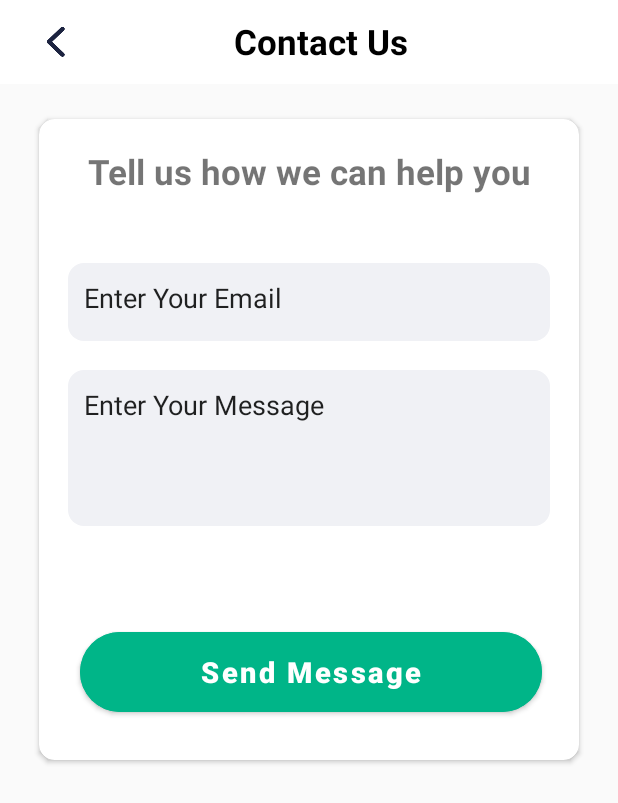
After one commit to khaledHussainSk/Donation, an Android app: the ContentUsActivity screen opened directly, with no data from a screen before it, on a phone screen of 412 x 824 dp. The commit adds this screen. Shown: the top 803 px of the screen. Run offline under Robolectric (Android 15) with nearby library versions, the light colour scheme and no system bars; our stand-ins replace sdp/ssp sizes.

Commit message:
Contact Us

```diff
--- a/app/src/main/AndroidManifest.xml
+++ b/app/src/main/AndroidManifest.xml
@@ -10,22 +10,23 @@
         android:supportsRtl="true"
         android:theme="@style/Theme.Donation">
         <activity
+            android:name=".ContentUsActivity"
+            android:exported="false" />
+        <activity
             android:name=".AppReviewActivity"
             android:exported="false" />
         <activity
             android:name=".ProfileDetailsActivity"
-            android:exported="false" />
-<!--        <activity-->
-<!--            android:name=".OtherProfileActivity"-->
-<!--            android:exported="false"-->
-<!--            android:theme="@style/FullScreen" />-->
+            android:exported="false" /> <!-- <activity -->
+        <!-- android:name=".OtherProfileActivity" -->
+        <!-- android:exported="false" -->
+        <!-- android:theme="@style/FullScreen" /> -->
         <activity
             android:name=".AddPhotoActivity"
-            android:exported="false" />
-<!--        <activity-->
-<!--            android:name=".FavoriteActivity"-->
-<!--            android:exported="false"-->
-<!--            android:theme="@style/FullScreen" />-->
+            android:exported="false" /> <!-- <activity -->
+        <!-- android:name=".FavoriteActivity" -->
+        <!-- android:exported="false" -->
+        <!-- android:theme="@style/FullScreen" /> -->
         <activity
             android:name=".ChangePasswordActivity"
             android:exported="false"
--- /dev/null
+++ b/app/src/main/java/com/khaled/donation/ContentUsActivity.java
@@ -0,0 +1,14 @@
+package com.khaled.donation;
+
+import androidx.appcompat.app.AppCompatActivity;
+
+import android.os.Bundle;
+
+public class ContentUsActivity extends AppCompatActivity {
+
+    @Override
+    protected void onCreate(Bundle savedInstanceState) {
+        super.onCreate(savedInstanceState);
+        setContentView(R.layout.activity_content_us);
+    }
+}
--- a/app/src/main/res/layout/activity_app_review.xml
+++ b/app/src/main/res/layout/activity_app_review.xml
@@ -78,6 +78,8 @@
                 android:layout_marginTop="@dimen/_5sdp"
                 android:layout_marginStart="@dimen/_21sdp"
                 android:layout_marginEnd="@dimen/_19sdp"
+                android:gravity="center"
+                android:backgroundTint="#00B588"
                 android:layout_marginBottom="@dimen/_20sdp"
                 app:cornerRadius="@dimen/_25sdp"
                 android:textColor="@color/white"
--- /dev/null
+++ b/app/src/main/res/layout/activity_content_us.xml
@@ -0,0 +1,139 @@
+<?xml version="1.0" encoding="utf-8"?>
+<RelativeLayout xmlns:android="http://schemas.android.com/apk/res/android"
+    xmlns:app="http://schemas.android.com/apk/res-auto"
+    xmlns:tools="http://schemas.android.com/tools"
+    android:layout_width="match_parent"
+    android:layout_height="match_parent"
+    tools:context=".ContentUsActivity">
+
+    <com.google.android.material.appbar.CollapsingToolbarLayout
+        android:id="@+id/appbar"
+        android:layout_width="match_parent"
+        android:layout_height="wrap_content"
+        android:background="@color/white"
+        app:contentScrim="?attr/colorPrimary"
+        app:toolbarId="@+id/toolbar">
+
+
+        <androidx.appcompat.widget.Toolbar
+            android:id="@+id/toolbar"
+            android:layout_width="match_parent"
+            android:layout_height="?attr/actionBarSize"
+            android:theme="@style/ThemeOverlay.MaterialComponents.Toolbar.Primary">
+
+            <RelativeLayout
+                android:layout_width="match_parent"
+                android:layout_height="match_parent">
+
+                <TextView
+                    android:layout_width="wrap_content"
+                    android:layout_height="wrap_content"
+                    android:layout_centerInParent="true"
+                    android:gravity="center"
+                    android:text="Contact Us"
+                    android:textColor="@color/black"
+                    android:textSize="@dimen/_18ssp"
+                    android:textStyle="bold" />
+
+                <ImageView
+                    android:layout_width="wrap_content"
+                    android:layout_height="wrap_content"
+                    android:layout_alignParentLeft="true"
+                    android:layout_centerVertical="true"
+                    android:layout_marginLeft="@dimen/_12sdp"
+                    android:src="@drawable/icon_ionic_ios_arrow_back" />
+            </RelativeLayout>
+
+        </androidx.appcompat.widget.Toolbar>
+
+
+    </com.google.android.material.appbar.CollapsingToolbarLayout>
+
+
+    <androidx.cardview.widget.CardView
+        android:layout_width="match_parent"
+        android:layout_height="wrap_content"
+        android:layout_below="@+id/appbar"
+        android:layout_marginStart="@dimen/_20sdp"
+        android:layout_marginTop="@dimen/_18sdp"
+        android:layout_marginEnd="@dimen/_20sdp"
+        android:layout_marginBottom="@dimen/_32sdp"
+        android:background="@color/white"
+        app:cardCornerRadius="@dimen/_8sdp">
+
+        <LinearLayout
+            android:layout_width="match_parent"
+            android:layout_height="match_parent"
+            android:orientation="vertical">
+
+            <TextView
+                android:id="@+id/textView5"
+                android:layout_width="match_parent"
+                android:layout_height="wrap_content"
+                android:textSize="@dimen/_18ssp"
+                android:layout_marginTop="@dimen/_15sdp"
+                android:layout_marginStart="@dimen/_3sdp"
+                android:layout_marginEnd="@dimen/_3sdp"
+                android:textStyle="bold"
+                android:gravity="center"
+                android:text="@string/contact_us_help" />
+
+
+            <EditText
+                android:id="@+id/editTextTextPersonName2"
+                android:layout_width="match_parent"
+                android:layout_height="@dimen/_40sdp"
+                android:layout_marginStart="@dimen/_15sdp"
+                android:layout_marginTop="@dimen/_35sdp"
+                android:layout_marginEnd="@dimen/_15sdp"
+                android:background="@drawable/shape_note"
+                android:backgroundTint="#F0F1F5"
+                android:gravity="top"
+                android:inputType="textPersonName"
+                android:padding="@dimen/_8sdp"
+                android:text="@string/contact_us_enter_your_email"
+                app:layout_constraintEnd_toEndOf="parent"
+                app:layout_constraintStart_toStartOf="parent"
+                app:layout_constraintTop_toBottomOf="@+id/appbar" />
+
+            <EditText
+                android:id="@+id/editTextTextPersonName3"
+                android:layout_width="match_parent"
+                android:layout_height="@dimen/_80sdp"
+                android:layout_margin="@dimen/_15sdp"
+                android:background="@drawable/shape_note"
+                android:backgroundTint="#F0F1F5"
+                android:gravity="top"
+                android:inputType="textPersonName"
+                android:padding="@dimen/_8sdp"
+                android:text="@string/contact_us_enter_your_message"
+                app:layout_constraintEnd_toEndOf="parent"
+                app:layout_constraintStart_toStartOf="parent"
+                app:layout_constraintTop_toBottomOf="@+id/editTextTextPersonName2" />
+
+            <com.google.android.material.button.MaterialButton
+                android:id="@+id/button"
+                android:layout_width="match_parent"
+                android:layout_height="@dimen/_50sdp"
+                android:layout_marginStart="@dimen/_21sdp"
+                android:layout_marginTop="@dimen/_35sdp"
+                android:layout_marginEnd="@dimen/_19sdp"
+                android:layout_marginBottom="@dimen/_20sdp"
+                android:backgroundTint="#00B588"
+                android:gravity="center"
+                android:text="@string/contact_us_send_message"
+                android:textAllCaps="false"
+                android:textColor="@color/white"
+                android:textSize="@dimen/_15ssp"
+                android:textStyle="bold"
+                app:cornerRadius="@dimen/_25sdp"
+                app:layout_constraintEnd_toEndOf="parent"
+                app:layout_constraintStart_toStartOf="parent"
+                app:layout_constraintTop_toBottomOf="@+id/editTextTextPersonName3" />
+
+        </LinearLayout>
+
+    </androidx.cardview.widget.CardView>
+
+
+</RelativeLayout>
--- a/app/src/main/res/layout/activity_main.xml
+++ b/app/src/main/res/layout/activity_main.xml
@@ -12,8 +12,7 @@
         android:layout_width="match_parent"
         android:layout_height="0dp"
         android:layout_weight="1"
-        android:id="@+id/frame_layout"
-        >
+        android:id="@+id/frame_layout">
     </FrameLayout>
 
     <com.etebarian.meowbottomnavigation.MeowBottomNavigation
--- a/app/src/main/res/layout/custom_profile_video.xml
+++ b/app/src/main/res/layout/custom_profile_video.xml
@@ -7,8 +7,8 @@
 
     <VideoView
         android:id="@+id/videoView"
-        android:layout_width="@dimen/_100sdp"
-        android:layout_height="@dimen/_100sdp"
+        android:layout_width="@dimen/_70sdp"
+        android:layout_height="@dimen/_70sdp"
         app:layout_constraintBottom_toBottomOf="parent"
         app:layout_constraintEnd_toEndOf="parent"
         app:layout_constraintStart_toStartOf="parent"
--- a/app/src/main/res/values/strings.xml
+++ b/app/src/main/res/values/strings.xml
@@ -48,5 +48,9 @@
     <string name="desc_review">Your comments and suggestions help us improve the service quality better!</string>
     <string name="note_review">Enter your note here</string>
     <string name="btn_submit_reivew">Submit</string>
+    <string name="contact_us_help">Tell us how we can help you</string>
+    <string name="contact_us_enter_your_email">Enter Your Email</string>
+    <string name="contact_us_enter_your_message">Enter Your Message</string>
+    <string name="contact_us_send_message">Send Message</string>
 
 </resources>
```
